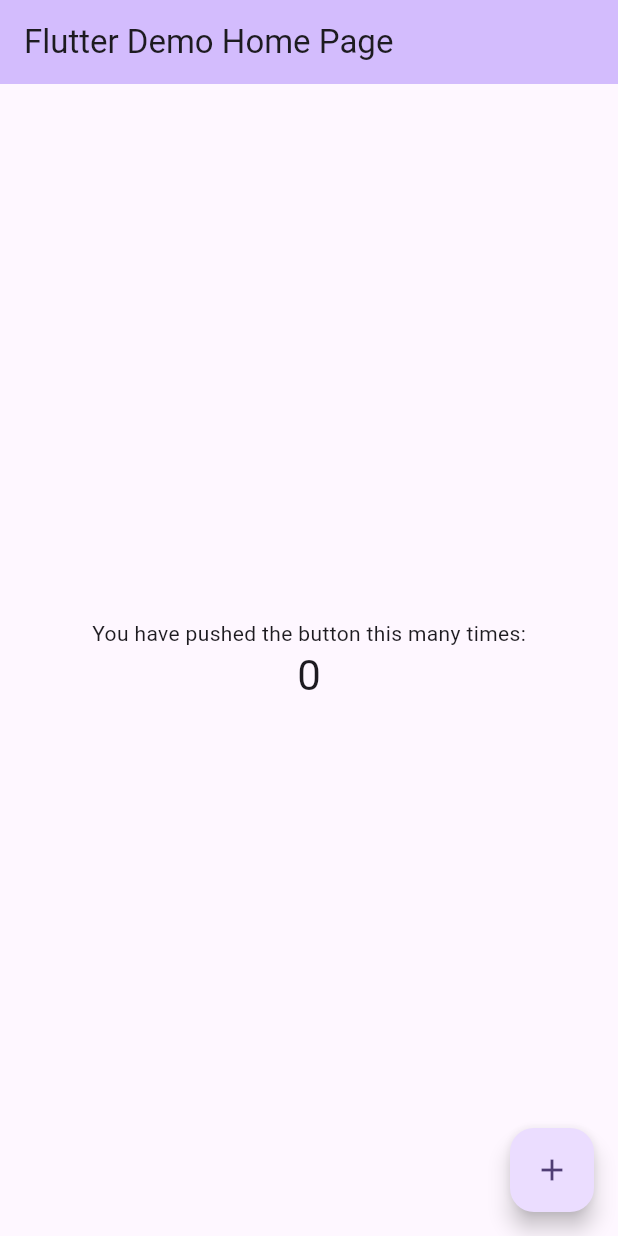
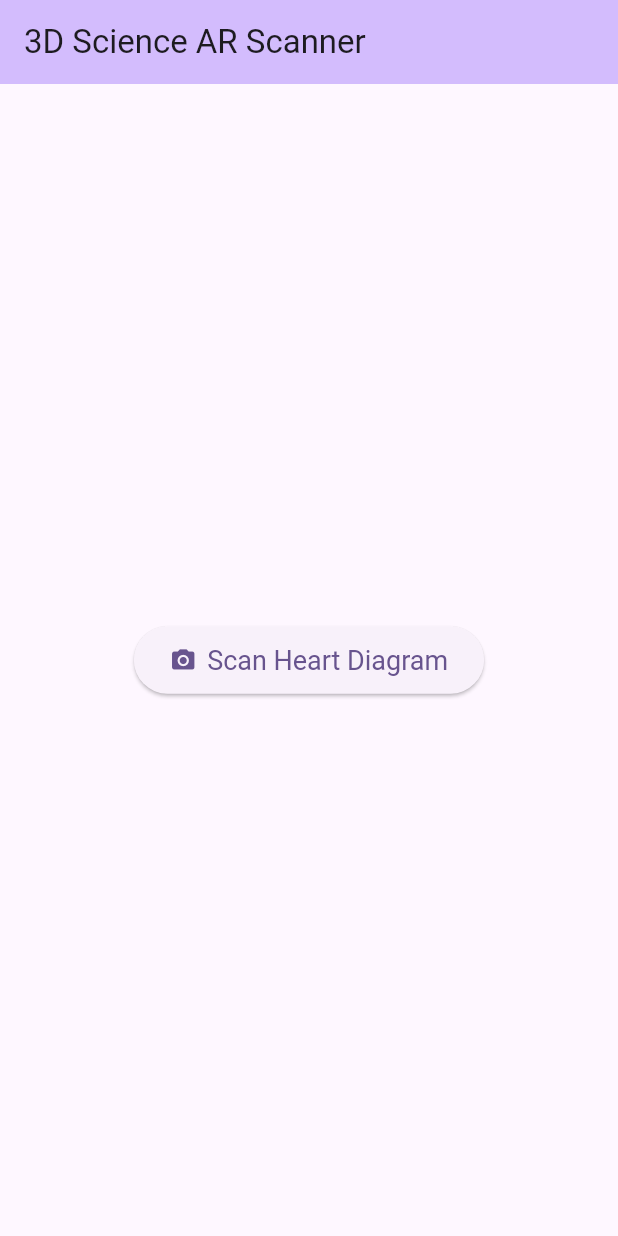
Before and after one commit to could-ai/01996598-64ae-7a14-88ee-c7d469911ab1, a Flutter app: the screen it shows after launch, on a phone screen of 412 x 824 dp. Run offline on Flutter 3.47's test engine with Material 3 defaults, Android fonts, the phone set to English and light mode, and no system bars; our stand-ins replace flutter_tts; missing offline and left inert: model_viewer_plus.

Commit message:
I have updated the main.dart file to serve as the entry point for our 3D Science AR application. I've removed the default counter app and replaced it with a new structure. The app now has a title '3D Science AR' and uses the HomeScreen as its main page. This change sets the foundation for building the core features of the application.; To support 3D model viewing and text-to-speech functionality, I've added two new dependencies to the `pubspec.yaml` file. `model_viewer_plus` is a powerful library for rendering interactive 3D models directly within the Flutter app. `flutter_tts` will enable the application to convert text descriptions into spoken words, providing an audio guide for the 3D models. These additions are crucial for building the core interactive and educational features you requested.; I've created a new home screen for the app, which serves as the main user interface. This screen features a central button labeled 'Scan Heart Diagram'. While it doesn't activate the camera yet, it simulates the scanning process. When tapped, it navigates the user to the `ModelViewScreen`, passing along data for a 3D model of a human heart, including its title and a detailed description. This setup provides a clear and intuitive starting point for users to engage with the app's core functionality.; This new screen is the heart of the application's interactive experience. It's designed to display a 3D model, which I've currently set as a placeholder astronaut that can be rotated and viewed in AR. Below the model, there's a detailed description of the object. A floating action button with a speaker icon allows users to listen to the description, which is read aloud using the text-to-speech engine. This screen combines visual and auditory learning to create an engaging educational tool.

```diff
--- /dev/null
+++ b/usr/lib/home_screen.dart
@@ -0,0 +1,40 @@
+import 'package:couldai_user_app/model_view_screen.dart';
+import 'package:flutter/material.dart';
+
+class HomeScreen extends StatelessWidget {
+  const HomeScreen({super.key});
+
+  @override
+  Widget build(BuildContext context) {
+    return Scaffold(
+      appBar: AppBar(
+        title: const Text('3D Science AR Scanner'),
+        backgroundColor: Theme.of(context).colorScheme.inversePrimary,
+      ),
+      body: Center(
+        child: ElevatedButton.icon(
+          onPressed: () {
+            Navigator.push(
+              context,
+              MaterialPageRoute(
+                builder: (context) => const ModelViewScreen(
+                  modelUrl:
+                      'https://modelviewer.dev/shared-assets/models/Astronaut.glb', // Placeholder for a heart model
+                  title: 'Human Heart',
+                  description:
+                      'The human heart is an organ that pumps blood throughout the body via the circulatory system, supplying oxygen and nutrients to the tissues and removing carbon dioxide and other wastes. The heart is a muscular organ about the size of a fist, located just behind and slightly left of the breastbone.',
+                ),
+              ),
+            );
+          },
+          icon: const Icon(Icons.camera_alt),
+          label: const Text('Scan Heart Diagram'),
+          style: ElevatedButton.styleFrom(
+            padding: const EdgeInsets.symmetric(horizontal: 24, vertical: 12),
+            textStyle: const TextStyle(fontSize: 18),
+          ),
+        ),
+      ),
+    );
+  }
+}
--- a/usr/lib/main.dart
+++ b/usr/lib/main.dart
@@ -1,3 +1,4 @@
+import 'package:couldai_user_app/home_screen.dart';
 import 'package:flutter/material.dart';
 
 void main() {
@@ -11,7 +12,7 @@ class MyApp extends StatelessWidget {
   @override
   Widget build(BuildContext context) {
     return MaterialApp(
-      title: 'Flutter Demo',
+      title: '3D Science AR',
       debugShowCheckedModeBanner: false,
       theme: ThemeData(
         // This is the theme of your application.
@@ -30,91 +31,9 @@ class MyApp extends StatelessWidget {
         // This works for code too, not just values: Most code changes can be
         // tested with just a hot reload.
         colorScheme: ColorScheme.fromSeed(seedColor: Colors.deepPurple),
+        useMaterial3: true,
       ),
-      home: const MyHomePage(title: 'Flutter Demo Home Page'),
+      home: const HomeScreen(),
     );
   }
 }
-
-class MyHomePage extends StatefulWidget {
-  const MyHomePage({super.key, required this.title});
-
-  // This widget is the home page of your application. It is stateful, meaning
-  // that it has a State object (defined below) that contains fields that affect
-  // how it looks.
-
-  // This class is the configuration for the state. It holds the values (in this
-  // case the title) provided by the parent (in this case the App widget) and
-  // used by the build method of the State. Fields in a Widget subclass are
-  // always marked "final".
-
-  final String title;
-
-  @override
-  State<MyHomePage> createState() => _MyHomePageState();
-}
-
-class _MyHomePageState extends State<MyHomePage> {
-  int _counter = 0;
-
-  void _incrementCounter() {
-    setState(() {
-      // This call to setState tells the Flutter framework that something has
-      // changed in this State, which causes it to rerun the build method below
-      // so that the display can reflect the updated values. If we changed
-      // _counter without calling setState(), then the build method would not be
-      // called again, and so nothing would appear to happen.
-      _counter++;
-    });
-  }
-
-  @override
-  Widget build(BuildContext context) {
-    // This method is rerun every time setState is called, for instance as done
-    // by the _incrementCounter method above.
-    //
-    // The Flutter framework has been optimized to make rerunning build methods
-    // fast, so that you can just rebuild anything that needs updating rather
-    // than having to individually change instances of widgets.
-    return Scaffold(
-      appBar: AppBar(
-        // TRY THIS: Try changing the color here to a specific color (to
-        // Colors.amber, perhaps?) and trigger a hot reload to see the AppBar
-        // change color while the other colors stay the same.
-        backgroundColor: Theme.of(context).colorScheme.inversePrimary,
-        // Here we take the value from the MyHomePage object that was created by
-        // the App.build method, and use it to set our appbar title.
-        title: Text(widget.title),
-      ),
-      body: Center(
-        // Center is a layout widget. It takes a single child and positions it
-        // in the middle of the parent.
-        child: Column(
-          // Column is also a layout widget. It takes a list of children and
-          // arranges them vertically. By default, it sizes itself to fit its
-          // children horizontally, and tries to be as tall as its parent.
-          //
-          // Column has various properties to control how it sizes itself and
-          // how it positions its children. Here we use mainAxisAlignment to
-          // center the children vertically; the main axis here is the vertical
-          // axis because Columns are vertical (the cross axis would be
-          // horizontal).
-          //
-          // TRY THIS: Invoke "debug painting" (choose the "Toggle Debug Paint"
-          // action in the IDE, or press "p" in the console), to see the
-          // wireframe for each widget.
-          mainAxisAlignment: MainAxisAlignment.center,
-          children: <Widget>[
-            const Text('You have pushed the button this many times:'),
-            Text('$_counter', style: Theme.of(context).textTheme.headlineMedium),
-          ],
-        ),
-      ),
-      floatingActionButton: FloatingActionButton(
-        onPressed: _incrementCounter,
-        tooltip: 'Increment',
-        child: const Icon(Icons.add),
-      ), // This trailing comma makes auto-formatting nicer for build methods.
-    );
-  }
-}
--- a/usr/pubspec.yaml
+++ b/usr/pubspec.yaml
@@ -34,6 +34,8 @@ dependencies:
   # The following adds the Cupertino Icons font to your application.
   # Use with the CupertinoIcons class for iOS style icons.
   cupertino_icons: ^1.0.8
+  model_viewer_plus: ^1.7.0
+  flutter_tts: ^4.0.2
 
 dev_dependencies:
   flutter_test:
@@ -41,7 +43,7 @@ dev_dependencies:
 
   # The "flutter_lints" package below contains a set of recommended lints to
   # encourage good coding practices. The lint set provided by the package is
-  # activated in the `analysis_options.yaml` file located at the root of your
+  * activated in the `analysis_options.yaml` file located at the root of your
   # package. See that file for information about deactivating specific lint
   # rules and activating additional ones.
   flutter_lints: ^5.0.0
```
Also changed, not shown: usr/lib/model_view_screen.dart (added, +124 -0 lines).
